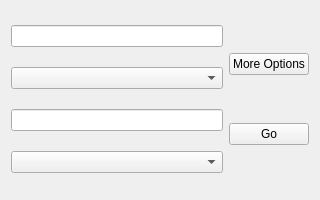
Qt form mainwindow.ui (reodge/journeyplanner) before a commit.
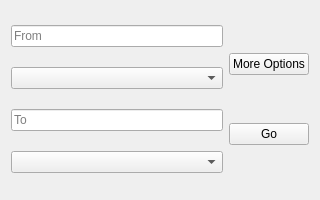
The same form after that commit.

Commit message: Added placeholder text to line edits in mainwindow

```diff
--- a/mainwindow.ui
+++ b/mainwindow.ui
@@ -28,6 +28,9 @@
         <property name="text">
          <string/>
         </property>
+        <property name="placeholderText">
+         <string>From</string>
+        </property>
        </widget>
       </item>
       <item>
@@ -38,7 +41,11 @@
        </widget>
       </item>
       <item>
-       <widget class="QLineEdit" name="lineTo"/>
+       <widget class="QLineEdit" name="lineTo">
+        <property name="placeholderText">
+         <string>To</string>
+        </property>
+       </widget>
       </item>
       <item>
        <widget class="QComboBox" name="comboTo">
```
The commit also changes 1 other file.
